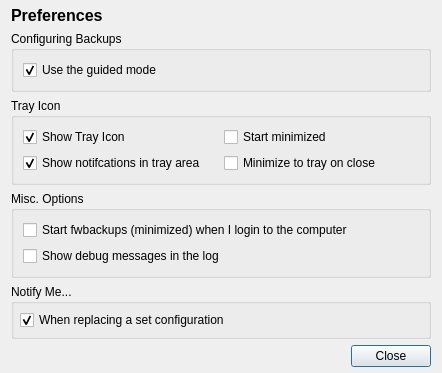
Old version of the form data/ui/prefs.ui in the repository stewartadam/fwbackups.
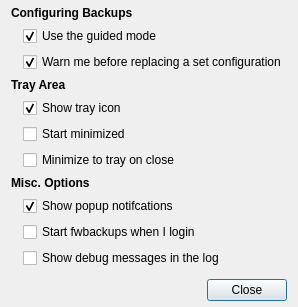
New version of the form. Icons and pictures are not drawn.

The edit to the form file:
```diff
--- a/data/ui/prefs.ui
+++ b/data/ui/prefs.ui
@@ -6,10 +6,22 @@
    <rect>
     <x>0</x>
     <y>0</y>
-    <width>442</width>
-    <height>366</height>
+    <width>343</width>
+    <height>339</height>
    </rect>
   </property>
+  <property name="sizePolicy">
+   <sizepolicy hsizetype="Fixed" vsizetype="Fixed">
+    <horstretch>0</horstretch>
+    <verstretch>0</verstretch>
+   </sizepolicy>
+  </property>
+  <property name="minimumSize">
+   <size>
+    <width>0</width>
+    <height>0</height>
+   </size>
+  </property>
   <property name="windowTitle">
    <string>Preferences - fwbackups</string>
   </property>
@@ -17,7 +29,10 @@
    <iconset resource="../fwbackups.qrc">
     <normaloff>:/program-icons/program-icons/preferences-desktop.png</normaloff>:/program-icons/program-icons/preferences-desktop.png</iconset>
   </property>
-  <layout class="QVBoxLayout" name="verticalLayout_2">
+  <layout class="QVBoxLayout" name="verticalLayout">
+   <property name="sizeConstraint">
+    <enum>QLayout::SetFixedSize</enum>
+   </property>
    <property name="topMargin">
     <number>6</number>
    </property>
@@ -25,31 +40,26 @@
     <number>6</number>
    </property>
    <item>
-    <widget class="QLabel" name="label">
+    <layout class="QVBoxLayout" name="verticalLayout_2">
+     <item>
+      <widget class="QLabel" name="label_2">
      <property name="font">
       <font>
-       <pointsize>12</pointsize>
        <weight>75</weight>
        <bold>true</bold>
       </font>
      </property>
      <property name="text">
-      <string>Preferences</string>
-     </property>
-    </widget>
-   </item>
-   <item>
-    <layout class="QVBoxLayout" name="verticalLayout_3">
-     <item>
-      <widget class="QGroupBox" name="groupBox">
-       <property name="title">
         <string>Configuring Backups</string>
        </property>
-       <property name="flat">
-        <bool>true</bool>
-       </property>
-       <layout class="QVBoxLayout" name="verticalLayout_7">
+      </widget>
+     </item>
         <item>
+      <layout class="QGridLayout" name="gridLayout">
+       <property name="leftMargin">
+        <number>12</number>
+       </property>
+       <item row="0" column="0">
          <widget class="QCheckBox" name="guidedModeCheck">
           <property name="text">
            <string>Use the guided mode</string>
@@ -59,78 +69,101 @@
           </property>
          </widget>
         </item>
-       </layout>
-      </widget>
+       <item row="1" column="0">
+        <widget class="QCheckBox" name="checkBox_8">
+         <property name="text">
+          <string>Warn me before replacing a set configuration</string>
+         </property>
+         <property name="checked">
+          <bool>true</bool>
+         </property>
+        </widget>
+       </item>
+      </layout>
      </item>
      <item>
-      <widget class="QGroupBox" name="trayIconGroup">
-       <property name="title">
-        <string>Tray Icon</string>
+      <widget class="QLabel" name="label_3">
+       <property name="font">
+        <font>
+         <weight>75</weight>
+         <bold>true</bold>
+        </font>
        </property>
-       <property name="flat">
-        <bool>true</bool>
-       </property>
-       <property name="checked">
-        <bool>false</bool>
-       </property>
-       <layout class="QGridLayout" name="gridLayout">
-        <item row="0" column="0">
-         <widget class="QCheckBox" name="checkBox_2">
           <property name="text">
-           <string>Show Tray Icon</string>
-          </property>
-          <property name="checked">
-           <bool>true</bool>
+        <string>Tray Area</string>
           </property>
          </widget>
         </item>
+     <item>
+      <layout class="QGridLayout" name="gridLayout_3">
+       <property name="leftMargin">
+        <number>12</number>
+       </property>
         <item row="1" column="0">
-         <widget class="QCheckBox" name="checkBox_4">
-          <property name="text">
-           <string>Show notifcations in tray area</string>
-          </property>
-          <property name="checked">
-           <bool>true</bool>
-          </property>
-         </widget>
-        </item>
-        <item row="1" column="1">
-         <widget class="QCheckBox" name="checkBox_5">
-          <property name="text">
-           <string>Minimize to tray on close</string>
-          </property>
-          <property name="checked">
-           <bool>false</bool>
-          </property>
-         </widget>
-        </item>
-        <item row="0" column="1">
          <widget class="QCheckBox" name="checkBox_6">
           <property name="text">
            <string>Start minimized</string>
           </property>
          </widget>
         </item>
-       </layout>
-      </widget>
+       <item row="2" column="0">
+        <widget class="QCheckBox" name="checkBox_5">
+         <property name="text">
+          <string>Minimize to tray on close</string>
+         </property>
+         <property name="checked">
+          <bool>false</bool>
+         </property>
+        </widget>
+       </item>
+       <item row="0" column="0">
+        <widget class="QCheckBox" name="checkBox_2">
+         <property name="text">
+          <string>Show tray icon</string>
+         </property>
+         <property name="checked">
+          <bool>true</bool>
+         </property>
+        </widget>
+       </item>
+      </layout>
      </item>
      <item>
-      <widget class="QGroupBox" name="miscGroup">
-       <property name="title">
+      <widget class="QLabel" name="label_4">
+       <property name="font">
+        <font>
+         <weight>75</weight>
+         <bold>true</bold>
+        </font>
+       </property>
+       <property name="text">
         <string>Misc. Options</string>
        </property>
-       <property name="flat">
-        <bool>true</bool>
-       </property>
-       <layout class="QVBoxLayout" name="verticalLayout">
+      </widget>
+     </item>
         <item>
+      <layout class="QGridLayout" name="gridLayout_2">
+       <property name="leftMargin">
+        <number>12</number>
+       </property>
+       <item row="0" column="0">
+        <widget class="QCheckBox" name="checkBox_4">
+         <property name="text">
+          <string>Show popup notifcations</string>
+         </property>
+         <property name="checked">
+          <bool>true</bool>
+         </property>
+        </widget>
+       </item>
+       <item row="1" column="0">
          <widget class="QCheckBox" name="checkBox">
           <property name="text">
-           <string>Start fwbackups (minimized) when I login to the computer</string>
+          <string>Start fwbackups when I login</string>
           </property>
          </widget>
         </item>
-        <item>
+       <item row="2" column="0">
          <widget class="QCheckBox" name="checkBox_3">
           <property name="text">
            <string>Show debug messages in the log</string>
@@ -138,36 +171,21 @@
          </widget>
         </item>
        </layout>
-       <zorder>checkBox_3</zorder>
-       <zorder>checkBox</zorder>
-      </widget>
      </item>
+    </layout>
+   </item>
      <item>
-      <widget class="QGroupBox" name="groupBox_2">
-       <property name="title">
-        <string>Notify Me...</string>
-       </property>
-       <property name="flat">
-        <bool>true</bool>
-       </property>
-       <layout class="QVBoxLayout" name="verticalLayout_6">
-        <property name="margin">
-         <number>6</number>
-        </property>
-        <item>
-         <widget class="QCheckBox" name="checkBox_8">
-          <property name="text">
-           <string>When replacing a set configuration</string>
-          </property>
-          <property name="checked">
-           <bool>true</bool>
-          </property>
-         </widget>
-        </item>
-       </layout>
-      </widget>
-     </item>
-    </layout>
+    <spacer name="verticalSpacer">
+     <property name="orientation">
+      <enum>Qt::Vertical</enum>
+     </property>
+     <property name="sizeHint" stdset="0">
+      <size>
+       <width>20</width>
+       <height>5</height>
+      </size>
+     </property>
+    </spacer>
    </item>
    <item>
     <layout class="QHBoxLayout" name="horizontalLayout">
```
Lines whose indentation alone changed are shown as unchanged.
